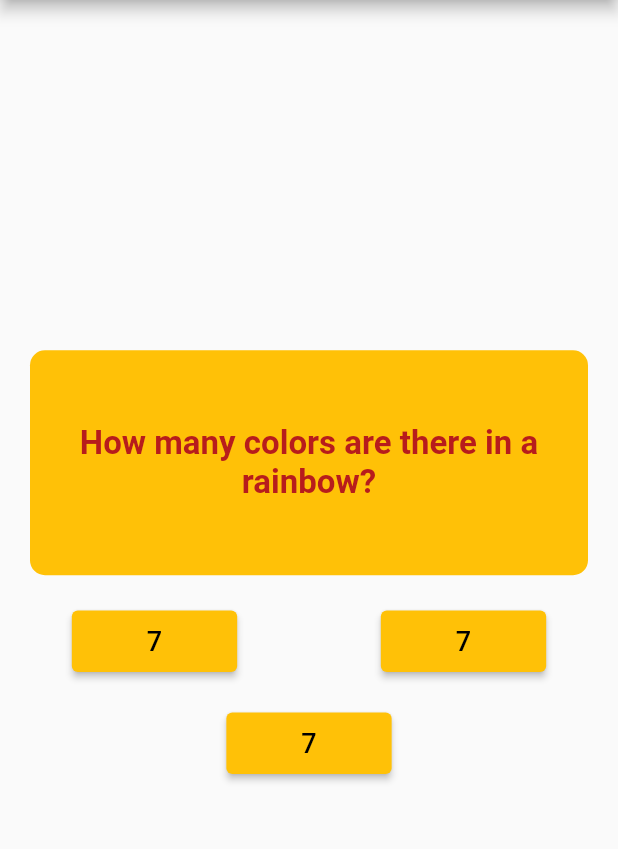
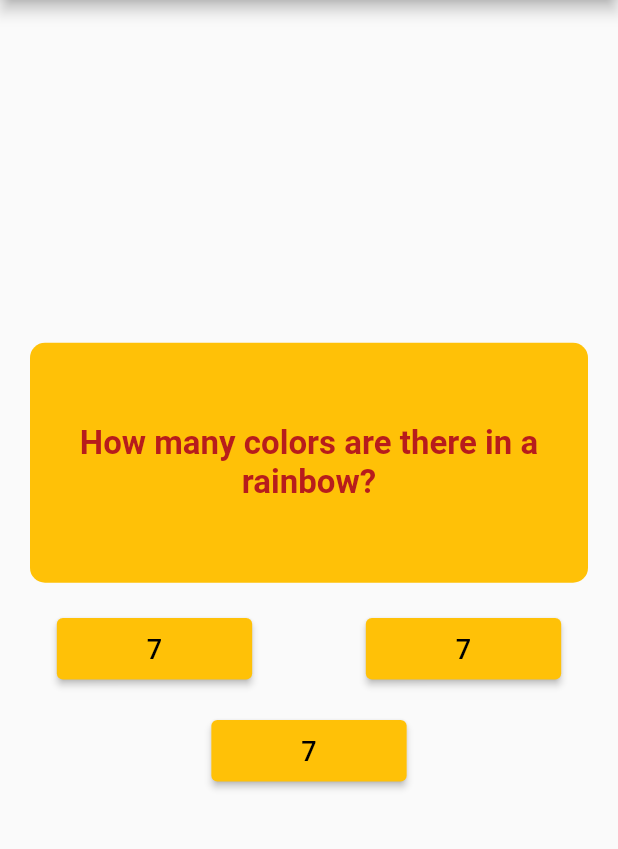
Before and after one commit to Mohammad-Sa-2021/Quiz-App-Practice, a Flutter app: the screen it shows after launch, after a tap on an icon or button, on a phone screen of 412 x 824 dp, the part 84-933 px from its top. Run offline on Flutter 3.47's test engine with Material 2 defaults, Android fonts, the phone set to English and light mode, and no system bars.

Commit message:
before last edit

```diff
--- a/lib/screens/home_screen.dart
+++ b/lib/screens/home_screen.dart
@@ -21,13 +21,13 @@ class _HomeScreenState extends State<HomeScreen> {
 
   int questionsIndex = 0;
   int answersIndex = 0;
-  int score = 0;
+  int points = 0;
 
   void questionsFun() {
     setState(() {
       questionsIndex++;
       answersIndex++;
-      if (questionsIndex >= 3) {
+      if (questionsIndex >= questionsList.length) {
         Navigator.push(
           context,
           MaterialPageRoute(builder: (context) => ResultScreen()),
@@ -38,6 +38,7 @@ class _HomeScreenState extends State<HomeScreen> {
 
   void resetquiz() {
     questionsIndex = 0;
+    answersIndex = 0;
   }
 
   @override
@@ -58,7 +59,7 @@ class _HomeScreenState extends State<HomeScreen> {
             ),
             padding: EdgeInsets.symmetric(horizontal: 20),
             margin: EdgeInsets.symmetric(horizontal: 20),
-            height: 150,
+            height: 160,
             child: Align(
               alignment: Alignment.center,
               child: Text(
@@ -80,7 +81,7 @@ class _HomeScreenState extends State<HomeScreen> {
             children: [
               ElevatedButton(
                 style: ElevatedButton.styleFrom(
-                  padding: EdgeInsets.fromLTRB(50, 10, 50, 10),
+                  padding: EdgeInsets.fromLTRB(60, 10, 60, 10),
                 ),
                 onPressed: questionsFun,
                 child: Text(
@@ -92,7 +93,7 @@ class _HomeScreenState extends State<HomeScreen> {
               ),
               ElevatedButton(
                 style: ElevatedButton.styleFrom(
-                  padding: EdgeInsets.fromLTRB(50, 10, 50, 10),
+                  padding: EdgeInsets.fromLTRB(60, 10, 60, 10),
                 ),
                 onPressed: questionsFun,
                 child: Text(
@@ -109,7 +110,7 @@ class _HomeScreenState extends State<HomeScreen> {
           ),
           ElevatedButton(
             style: ElevatedButton.styleFrom(
-              padding: EdgeInsets.fromLTRB(50, 10, 50, 10),
+              padding: EdgeInsets.fromLTRB(60, 10, 60, 10),
             ),
             onPressed: questionsFun,
             child: Text(
```
Also changed, not shown: lib/screens/result_screen.dart (+6 -5 lines).
